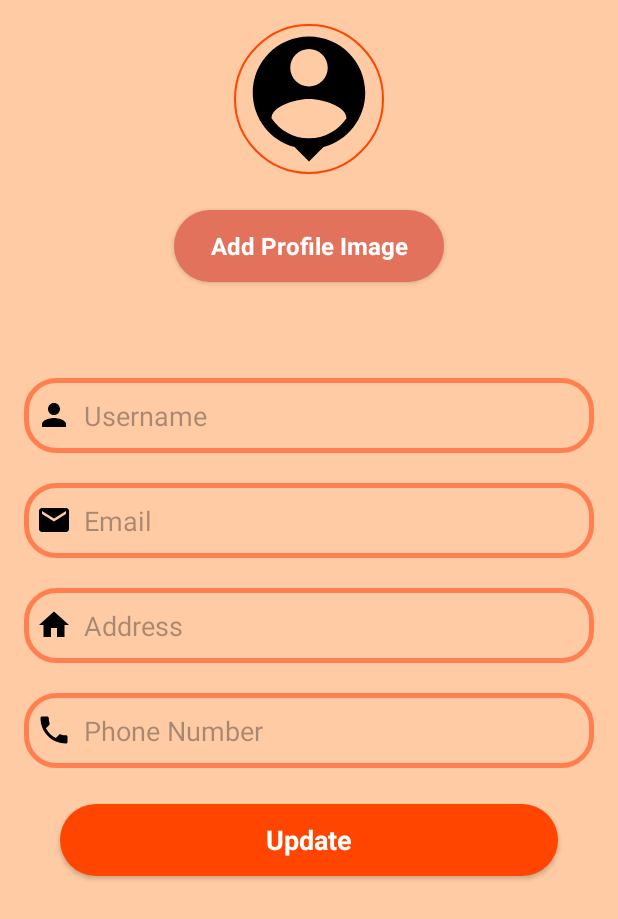
After one commit to yasinthamadusanka/dog_nutrition, an Android app: the EditProfileActivity screen opened directly, with no data from a screen before it, on a phone screen of 412 x 824 dp. The commit adds this screen. Shown: the top 919 px of the screen. Run offline under Robolectric (Android 15) with nearby library versions, the phone set to English and light mode, and no system bars; our stand-ins replace Firebase (no records; nobody signed in at launch, a user with empty details on screens opened directly).

Commit message:
Done the Profile/EditProfile

```diff
--- a/app/build.gradle.kts
+++ b/app/build.gradle.kts
@@ -40,4 +40,6 @@ dependencies {
     testImplementation("junit:junit:4.13.2")
     androidTestImplementation("androidx.test.ext:junit:1.1.5")
     androidTestImplementation("androidx.test.espresso:espresso-core:3.5.1")
+    implementation ("com.github.bumptech.glide:glide:4.14.2")
+    annotationProcessor ("com.github.bumptech.glide:compiler:4.14.2")
 }
--- a/app/src/main/AndroidManifest.xml
+++ b/app/src/main/AndroidManifest.xml
@@ -1,7 +1,7 @@
 <?xml version="1.0" encoding="utf-8"?>
 <manifest xmlns:android="http://schemas.android.com/apk/res/android"
     xmlns:tools="http://schemas.android.com/tools">
-
+    <uses-permission android:name="android.permission.READ_EXTERNAL_STORAGE" />
     <application
         android:allowBackup="true"
         android:dataExtractionRules="@xml/data_extraction_rules"
@@ -12,6 +12,9 @@
         android:supportsRtl="true"
         android:theme="@style/Theme.DogNutrition"
         tools:targetApi="31">
+        <activity
+            android:name=".EditProfileActivity"
+            android:exported="false" />
         <activity
             android:name=".LoginActivity"
             android:exported="false" />
@@ -27,6 +30,7 @@
             <intent-filter>
                 <action android:name="android.intent.action.MAIN" />
 
+
                 <category android:name="android.intent.category.LAUNCHER" />
             </intent-filter>
         </activity>
--- /dev/null
+++ b/app/src/main/java/com/example/dognutrition/EditProfileActivity.java
@@ -0,0 +1,197 @@
+package com.example.dognutrition;
+
+import androidx.annotation.NonNull;
+import androidx.appcompat.app.AppCompatActivity;
+
+import android.content.Intent;
+import android.graphics.Bitmap;
+import android.net.Uri;
+import android.os.Bundle;
+import android.provider.MediaStore;
+import android.view.View;
+import android.widget.Button;
+import android.widget.EditText;
+import android.widget.ImageView;
+import android.widget.Toast;
+
+import com.google.android.gms.tasks.OnCompleteListener;
+import com.google.android.gms.tasks.OnSuccessListener;
+import com.google.android.gms.tasks.Task;
+import com.google.firebase.auth.FirebaseAuth;
+import com.google.firebase.database.DataSnapshot;
+import com.google.firebase.database.DatabaseError;
+import com.google.firebase.database.DatabaseReference;
+import com.google.firebase.database.FirebaseDatabase;
+import com.google.firebase.database.ValueEventListener;
+import com.google.firebase.storage.FirebaseStorage;
+import com.google.firebase.storage.StorageReference;
+import com.google.firebase.storage.UploadTask;
+
+import java.io.IOException;
+import java.util.HashMap;
+import java.util.Map;
+
+public class EditProfileActivity extends AppCompatActivity {
+    private EditText editTextUserName, editTextEmail, editTextAddress, editTextPhoneNumber;
+    private Button buttonUpdate;
+    private DatabaseReference databaseReference;
+    private String userId = FirebaseAuth.getInstance().getCurrentUser().getUid();
+    private static final int PICK_IMAGE_REQUEST = 1;
+    private ImageView profileImageView;
+    private Button changeProfileImageButton;
+    private Uri imageUri;
+    private StorageReference storageReference;
+
+    @Override
+    protected void onCreate(Bundle savedInstanceState) {
+        super.onCreate(savedInstanceState);
+        setContentView(R.layout.activity_edit_profile);
+
+        editTextUserName = findViewById(R.id.editTextUserName);
+        editTextEmail = findViewById(R.id.editTextEmail);
+        editTextAddress = findViewById(R.id.editTextAddress);
+        editTextPhoneNumber = findViewById(R.id.editTextPhoneNumber);
+        buttonUpdate = findViewById(R.id.buttonUpdate);
+        profileImageView = findViewById(R.id.profileImageView);
+        changeProfileImageButton = findViewById(R.id.changeProfileImageButton);
+        storageReference = FirebaseStorage.getInstance().getReference("profile_pictures");
+
+        changeProfileImageButton.setOnClickListener(new View.OnClickListener() {
+            @Override
+            public void onClick(View v) {
+                openImageChooser();
+            }
+        });
+
+        databaseReference = FirebaseDatabase.getInstance().getReference("users").child(userId);
+
+        fetchData();
+
+        buttonUpdate.setOnClickListener(new View.OnClickListener() {
+            @Override
+            public void onClick(View view) {
+
+                updateData();
+                uploadImageToFirebase();
+            }
+        });
+    }
+
+    private void uploadImageToFirebase() {
+        if (imageUri != null) {
+            StorageReference fileReference = storageReference.child(System.currentTimeMillis() + ".jpg");
+
+            fileReference.putFile(imageUri)
+                    .addOnSuccessListener(new OnSuccessListener<UploadTask.TaskSnapshot>() {
+                        @Override
+                        public void onSuccess(UploadTask.TaskSnapshot taskSnapshot) {
+                            fileReference.getDownloadUrl().addOnSuccessListener(new OnSuccessListener<Uri>() {
+                                @Override
+                                public void onSuccess(Uri uri) {
+                                    String imageUrl = uri.toString();
+                                    // Save this image URL to Firebase Realtime Database under the user's profile
+                                    updateProfileImageUrl(imageUrl);
+                                }
+                            });
+                        }
+                    })
+                    .addOnFailureListener(e -> {
+                        // Handle the error
+                    });
+        }
+    }
+
+    private void updateProfileImageUrl(String imageUrl) {
+        String userId = FirebaseAuth.getInstance().getCurrentUser().getUid();
+        DatabaseReference databaseReference = FirebaseDatabase.getInstance().getReference("users").child(userId);
+
+        databaseReference.child("profileImageUrl").setValue(imageUrl).addOnCompleteListener(task -> {
+            if (task.isSuccessful()) {
+                // Image URL updated successfully, you can show a toast or navigate back to the profile page
+            } else {
+                // Handle failure
+            }
+        });
+    }
+
+
+
+    @Override
+    protected void onActivityResult(int requestCode, int resultCode, Intent data) {
+        super.onActivityResult(requestCode, resultCode, data);
+        if (requestCode == PICK_IMAGE_REQUEST && resultCode == RESULT_OK && data != null && data.getData() != null) {
+            imageUri = data.getData();
+            try {
+                Bitmap bitmap = MediaStore.Images.Media.getBitmap(getContentResolver(), imageUri);
+                profileImageView.setImageBitmap(bitmap);
+            } catch (IOException e) {
+                e.printStackTrace();
+            }
+        }
+    }
+
+
+    private void openImageChooser() {
+        Intent intent = new Intent();
+        intent.setType("image/*");
+        intent.setAction(Intent.ACTION_GET_CONTENT);
+        startActivityForResult(Intent.createChooser(intent, "Select Profile Image"), PICK_IMAGE_REQUEST);
+    }
+
+    private void fetchData() {
+        databaseReference.addListenerForSingleValueEvent(new ValueEventListener() {
+            @Override
+            public void onDataChange(DataSnapshot dataSnapshot) {
+                if (dataSnapshot.exists()) {
+                    // Retrieve existing data
+                    String userName = dataSnapshot.child("userName").getValue(String.class);
+                    String email = dataSnapshot.child("email").getValue(String.class);
+                    String address = dataSnapshot.child("address").getValue(String.class);
+                    String phoneNumber = dataSnapshot.child("phoneNumber").getValue(String.class);
+
+                    // Set the data to the EditText fields
+                    editTextUserName.setText(userName);
+                    editTextEmail.setText(email);
+                    editTextAddress.setText(address);
+                    editTextPhoneNumber.setText(phoneNumber);
+                }
+            }
+
+            @Override
+            public void onCancelled(DatabaseError databaseError) {
+                Toast.makeText(EditProfileActivity.this, "Failed to load data.", Toast.LENGTH_SHORT).show();
+            }
+        });
+    }
+
+    private void updateData() {
+        // Get updated values from EditText fields
+        String updatedUserName = editTextUserName.getText().toString().trim();
+        String updatedEmail = editTextEmail.getText().toString().trim();
+        String updatedAddress = editTextAddress.getText().toString().trim();
+        String updatedPhoneNumber = editTextPhoneNumber.getText().toString().trim();
+
+        // Create a HashMap to update the values
+        Map<String, Object> updates = new HashMap<>();
+        updates.put("userName", updatedUserName);
+        updates.put("email", updatedEmail);
+        updates.put("address", updatedAddress);
+        updates.put("phoneNumber", updatedPhoneNumber);
+
+        // Update the data in Firebase
+        databaseReference.updateChildren(updates).addOnCompleteListener(new OnCompleteListener<Void>() {
+            @Override
+            public void onComplete(@NonNull Task<Void> task) {
+                if (task.isSuccessful()) {
+                    Toast.makeText(EditProfileActivity.this, "Profile updated successfully.", Toast.LENGTH_SHORT).show();
+                    Intent intent = new Intent(EditProfileActivity.this, ProfileActivity.class);
+                    startActivity(intent);
+                    finish();
+                } else {
+                    Toast.makeText(EditProfileActivity.this, "Failed to update profile.", Toast.LENGTH_SHORT).show();
+                }
+            }
+        });
+    }
+
+}
--- /dev/null
+++ b/app/src/main/res/drawable/update_btn.xml
@@ -0,0 +1,9 @@
+<?xml version="1.0" encoding="utf-8"?>
+<selector xmlns:android="http://schemas.android.com/apk/res/android">
+    <item>
+        <shape android:shape="rectangle">
+            <solid android:color="#e2725b"/>
+            <corners android:radius="50dp"/>
+        </shape>
+    </item>
+</selector>
--- /dev/null
+++ b/app/src/main/res/layout/activity_edit_profile.xml
@@ -0,0 +1,101 @@
+<?xml version="1.0" encoding="utf-8"?>
+<LinearLayout xmlns:android="http://schemas.android.com/apk/res/android"
+    xmlns:app="http://schemas.android.com/apk/res-auto"
+    xmlns:tools="http://schemas.android.com/tools"
+    android:layout_width="match_parent"
+    android:layout_height="match_parent"
+    android:orientation="vertical"
+    android:padding="16dp"
+    tools:context=".EditProfileActivity"
+    android:background="#ffcba4">
+
+    <ImageView
+        android:id="@+id/profileImageView"
+        android:layout_width="100dp"
+        android:layout_height="100dp"
+        android:layout_gravity="center"
+        android:scaleType="centerCrop"
+        android:src="@drawable/ic_person"
+        android:background="@drawable/oval_background" />
+
+    <androidx.appcompat.widget.AppCompatButton
+        android:id="@+id/changeProfileImageButton"
+        style="@android:style/Widget.Button"
+        android:layout_width="180dp"
+        android:layout_height="wrap_content"
+        android:layout_margin="24dp"
+        android:background="@drawable/update_btn"
+        android:text="Add Profile Image"
+        android:textColor="#ffffff"
+        android:textSize="16sp"
+        android:textStyle="bold"
+        android:layout_gravity="center"/>
+
+
+    <EditText
+        android:layout_width="match_parent"
+        android:layout_height="50dp"
+        android:id="@+id/editTextUserName"
+        android:background="@drawable/edit_text"
+        android:drawableLeft="@drawable/ic_baseline_person_24"
+        android:drawablePadding="8dp"
+        android:hint="Username"
+        android:padding="8dp"
+        android:textColor="@color/black"
+        android:textColorHighlight="@color/cardview_dark_background"
+        android:layout_marginTop="40dp"/>
+
+    <EditText
+        android:layout_width="match_parent"
+        android:layout_height="50dp"
+        android:id="@+id/editTextEmail"
+        android:background="@drawable/edit_text"
+        android:drawableLeft="@drawable/ic_email"
+        android:drawablePadding="8dp"
+        android:hint="Email"
+        android:inputType="textEmailAddress"
+        android:padding="8dp"
+        android:textColor="@color/black"
+        android:textColorHighlight="@color/cardview_dark_background"
+        android:layout_marginTop="20dp"/>
+
+    <EditText
+        android:layout_width="match_parent"
+        android:layout_height="50dp"
+        android:id="@+id/editTextAddress"
+        android:background="@drawable/edit_text"
+        android:drawableLeft="@drawable/ic_home"
+        android:drawablePadding="8dp"
+        android:hint="Address"
+        android:padding="8dp"
+        android:textColor="@color/black"
+        android:textColorHighlight="@color/cardview_dark_background"
+        android:layout_marginTop="20dp"/>
+
+    <EditText
+        android:layout_width="match_parent"
+        android:layout_height="50dp"
+        android:id="@+id/editTextPhoneNumber"
+        android:background="@drawable/edit_text"
+        android:drawableLeft="@drawable/ic_phone"
+        android:drawablePadding="8dp"
+        android:hint="Phone Number"
+        android:inputType="number"
+        android:padding="8dp"
+        android:textColor="@color/black"
+        android:textColorHighlight="@color/cardview_dark_background"
+        android:layout_marginTop="20dp"/>
+
+    <androidx.appcompat.widget.AppCompatButton
+        android:id="@+id/buttonUpdate"
+        style="@android:style/Widget.Button"
+        android:layout_width="match_parent"
+        android:layout_height="wrap_content"
+        android:layout_margin="24dp"
+        android:background="@drawable/background_btn"
+        android:text="Update"
+        android:textColor="#ffffff"
+        android:textSize="18sp"
+        android:textStyle="bold" />
+
+</LinearLayout>
```
Also changed, not shown: app/src/main/java/com/example/dognutrition/CircleTransformation.java (added, +65 -0 lines), app/src/main/java/com/example/dognutrition/OvalTransformation.java (added, +50 -0 lines), app/src/main/java/com/example/dognutrition/ProfileActivity.java (+49 -6 lines), app/src/main/res/drawable/profile_background.xml (added, +9 -0 lines), app/src/main/res/layout/activity_profile.xml (+5 -4 lines).
